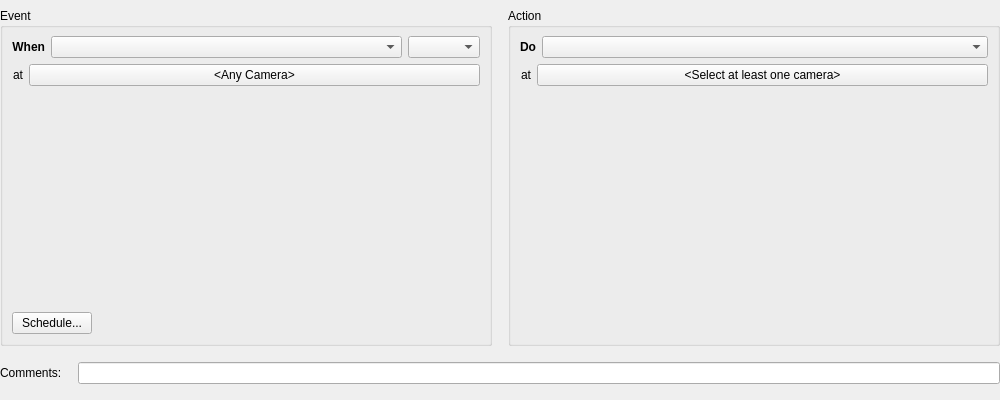
Above: client/libclient/src/ui/widgets/business/business_rule_widget.ui from networkoptix/nx_open before the change. Below: the same form after it.
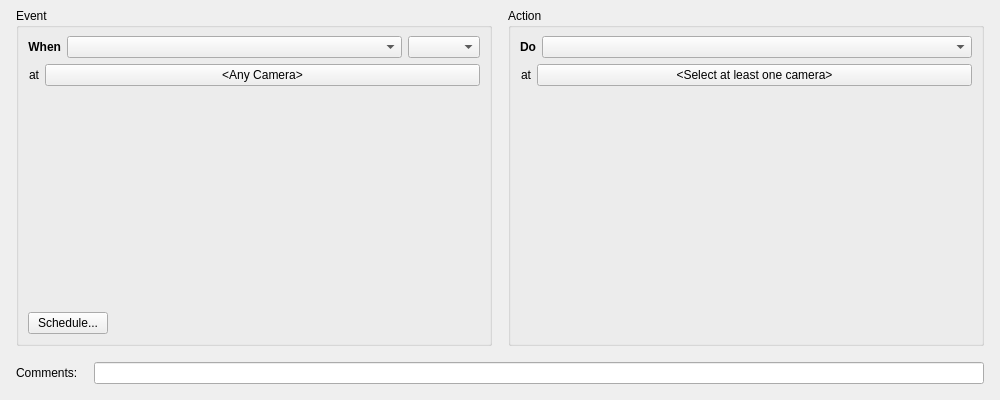
That is the form after the change. Custom widgets are drawn as their Qt base class.

Commit message:
VMS-5798 - Event Rules dialog improvements
<==== Mercurial data ====>
Branch: dev_3.0.0_gui

The edit to the form file:
```diff
--- a/client/libclient/src/ui/widgets/business/business_rule_widget.ui
+++ b/client/libclient/src/ui/widgets/business/business_rule_widget.ui
@@ -43,9 +43,15 @@
      <property name="spacing">
       <number>16</number>
      </property>
+     <property name="leftMargin">
+      <number>16</number>
+     </property>
      <property name="topMargin">
       <number>8</number>
      </property>
+     <property name="rightMargin">
+      <number>16</number>
+     </property>
      <item>
       <widget class="QGroupBox" name="eventDefinitionGroupBox">
        <property name="acceptDrops">
@@ -328,6 +334,12 @@
    </item>
    <item>
     <layout class="QHBoxLayout" name="horizontalLayout">
+     <property name="leftMargin">
+      <number>16</number>
+     </property>
+     <property name="rightMargin">
+      <number>16</number>
+     </property>
      <item>
       <widget class="QLabel" name="commentLabel">
        <property name="text">
```
The commit also changes 2 other files.
